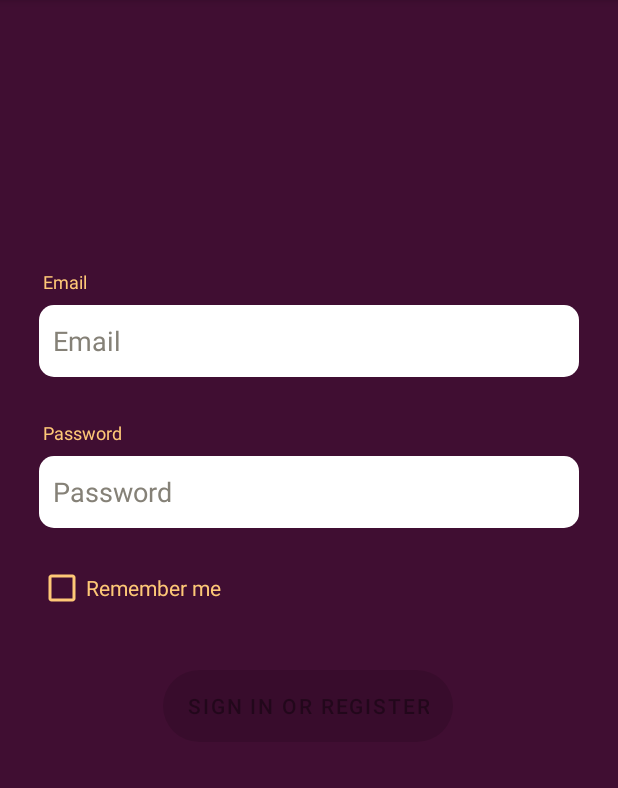
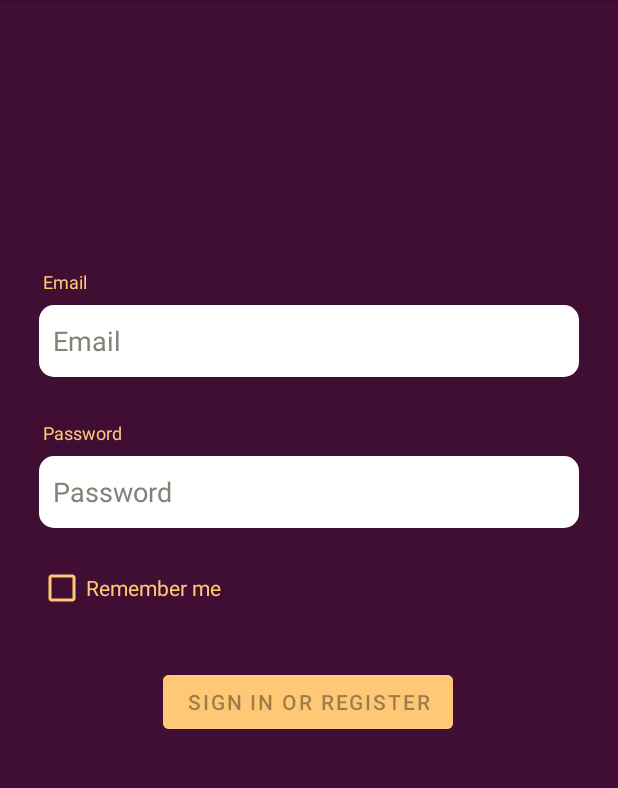
Before and after one commit to SpectreOfSolitude/OperationLevelUp, an Android app: the screen it shows after launch (LoginActivity), on a phone screen of 412 x 824 dp, the part 84-872 px from its top. Run offline under Robolectric (Android 15) with nearby library versions, the phone set to English and light mode, and no system bars.

Commit message:
add_signin_second

```diff
--- a/app/src/main/java/com/example/whizz/ui/data/LoginRepository.java
+++ b/app/src/main/java/com/example/whizz/ui/data/LoginRepository.java
@@ -10,7 +10,7 @@ public class LoginRepository {
 
     private static volatile LoginRepository instance;
 
-    private LoginDataSource dataSource;
+    final private LoginDataSource dataSource;
 
     // If user credentials will be cached in local storage, it is recommended it be encrypted
     // @see https://developer.android.com/training/articles/keystore
--- a/app/src/main/java/com/example/whizz/ui/home/HomeFragment.java
+++ b/app/src/main/java/com/example/whizz/ui/home/HomeFragment.java
@@ -1,4 +1,5 @@
 package com.example.whizz.ui.home;
+
 
 import android.os.Bundle;
 import android.view.LayoutInflater;
@@ -24,7 +25,7 @@ public class HomeFragment extends Fragment {
         binding = FragmentHomeBinding.inflate(inflater, container, false);
         View root = binding.getRoot();
 
-        final TextView textView = binding.textHome;
+        final TextView textView = binding.username4;
         homeViewModel.getText().observe(getViewLifecycleOwner(), textView::setText);
         return root;
     }
--- a/app/src/main/res/drawable/button_login.xml
+++ b/app/src/main/res/drawable/button_login.xml
@@ -1,5 +1,4 @@
 <?xml version="1.0" encoding="utf-8"?>
 <shape android:shape="rectangle" xmlns:android="http://schemas.android.com/apk/res/android">
-    <solid android:color="@color/yellow_whizz"/>
     <corners android:radius="25dp"/>
 </shape>
--- a/app/src/main/res/layout/activity_login.xml
+++ b/app/src/main/res/layout/activity_login.xml
@@ -32,6 +32,7 @@
         app:layout_constraintStart_toStartOf="parent"
         app:layout_constraintTop_toBottomOf="@+id/textView5" />
 
+
     <Button
         android:id="@+id/login"
         android:layout_width="wrap_content"
@@ -39,7 +40,8 @@
         android:layout_gravity="start"
         android:layout_marginTop="28dp"
         android:layout_marginBottom="257dp"
-        android:background="@drawable/button_login"
+        android:backgroundTint="@color/yellow_whizz"
+
         android:enabled="false"
         android:text="@string/action_sign_in"
         android:textColorHint="#979292"
@@ -48,7 +50,7 @@
         app:layout_constraintHorizontal_bias="0.497"
         app:layout_constraintStart_toStartOf="parent"
         app:layout_constraintTop_toBottomOf="@+id/checkBox"
-        app:layout_constraintVertical_bias="1.0" />
+        app:layout_constraintVertical_bias="0.0" />
 
     <EditText
         android:id="@+id/password"
```
